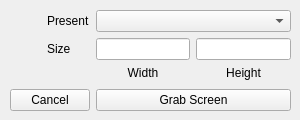
First picture: the form in simplewindow/panel.ui, repository tbigad/QTtrainingspace, before the edit.
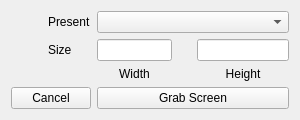
Second picture: the form after the edit.

Commit message: Resized from Panel does work

Patch:
```diff
--- a/simplewindow/panel.ui
+++ b/simplewindow/panel.ui
@@ -31,23 +31,61 @@
   <property name="windowTitle">
    <string>Form</string>
   </property>
-  <widget class="QWidget" name="layoutWidget">
-   <property name="geometry">
-    <rect>
-     <x>10</x>
-     <y>10</y>
-     <width>281</width>
-     <height>101</height>
-    </rect>
-   </property>
+  <layout class="QGridLayout" name="gridLayout_2">
+   <item row="0" column="0">
    <layout class="QGridLayout" name="gridLayout">
-    <property name="leftMargin">
-     <number>0</number>
-    </property>
-    <property name="spacing">
-     <number>6</number>
-    </property>
-    <item row="2" column="4">
+     <item row="0" column="0">
+      <spacer name="horizontalSpacer">
+       <property name="orientation">
+        <enum>Qt::Horizontal</enum>
+       </property>
+       <property name="sizeHint" stdset="0">
+        <size>
+         <width>8</width>
+         <height>20</height>
+        </size>
+       </property>
+      </spacer>
+     </item>
+     <item row="1" column="1">
+      <widget class="QLabel" name="label_2">
+       <property name="sizePolicy">
+        <sizepolicy hsizetype="Preferred" vsizetype="Preferred">
+         <horstretch>0</horstretch>
+         <verstretch>0</verstretch>
+        </sizepolicy>
+       </property>
+       <property name="locale">
+        <locale language="English" country="UnitedKingdom"/>
+       </property>
+       <property name="text">
+        <string>Size</string>
+       </property>
+       <property name="alignment">
+        <set>Qt::AlignLeading|Qt::AlignLeft|Qt::AlignVCenter</set>
+       </property>
+      </widget>
+     </item>
+     <item row="1" column="4">
+      <spacer name="horizontalSpacer_2">
+       <property name="orientation">
+        <enum>Qt::Horizontal</enum>
+       </property>
+       <property name="sizeHint" stdset="0">
+        <size>
+         <width>29</width>
+         <height>20</height>
+        </size>
+       </property>
+      </spacer>
+     </item>
+     <item row="1" column="5">
+      <widget class="QLineEdit" name="lineEdit_2"/>
+     </item>
+     <item row="1" column="2" colspan="2">
+      <widget class="QLineEdit" name="lineEdit"/>
+     </item>
+     <item row="2" column="5">
      <widget class="QLabel" name="label_4">
       <property name="layoutDirection">
        <enum>Qt::LeftToRight</enum>
@@ -63,7 +101,21 @@
       </property>
      </widget>
     </item>
-    <item row="0" column="2">
+     <item row="3" column="0" colspan="2">
+      <widget class="QPushButton" name="CancelButton">
+       <property name="text">
+        <string>Cancel</string>
+       </property>
+      </widget>
+     </item>
+     <item row="3" column="2" colspan="4">
+      <widget class="QPushButton" name="CropButton">
+       <property name="text">
+        <string>Grab Screen</string>
+       </property>
+      </widget>
+     </item>
+     <item row="0" column="1">
      <widget class="QLabel" name="label">
       <property name="sizePolicy">
        <sizepolicy hsizetype="Preferred" vsizetype="Preferred">
@@ -82,35 +134,10 @@
       </property>
      </widget>
     </item>
-    <item row="0" column="3" colspan="2">
+     <item row="0" column="2" colspan="4">
      <widget class="QComboBox" name="comboBox"/>
     </item>
-    <item row="1" column="2">
-     <widget class="QLabel" name="label_2">
-      <property name="sizePolicy">
-       <sizepolicy hsizetype="Preferred" vsizetype="Preferred">
-        <horstretch>0</horstretch>
-        <verstretch>0</verstretch>
-       </sizepolicy>
-      </property>
-      <property name="locale">
-       <locale language="English" country="UnitedKingdom"/>
-      </property>
-      <property name="text">
-       <string>Size</string>
-      </property>
-      <property name="alignment">
-       <set>Qt::AlignLeading|Qt::AlignLeft|Qt::AlignVCenter</set>
-      </property>
-     </widget>
-    </item>
-    <item row="1" column="3">
-     <widget class="QLineEdit" name="lineEdit"/>
-    </item>
-    <item row="1" column="4">
-     <widget class="QLineEdit" name="lineEdit_2"/>
-    </item>
-    <item row="2" column="3">
+     <item row="2" column="2" colspan="2">
      <widget class="QLabel" name="label_3">
       <property name="locale">
        <locale language="English" country="UnitedKingdom"/>
@@ -123,35 +150,9 @@
       </property>
      </widget>
     </item>
-    <item row="3" column="3" colspan="2">
-     <widget class="QPushButton" name="CropButton">
-      <property name="text">
-       <string>Grab Screen</string>
-      </property>
-     </widget>
-    </item>
-    <item row="0" column="1">
-     <spacer name="horizontalSpacer">
-      <property name="orientation">
-       <enum>Qt::Horizontal</enum>
-      </property>
-      <property name="sizeHint" stdset="0">
-       <size>
-        <width>40</width>
-        <height>20</height>
-       </size>
-      </property>
-     </spacer>
-    </item>
-    <item row="3" column="1" colspan="2">
-     <widget class="QPushButton" name="CancelButton">
-      <property name="text">
-       <string>Cancel</string>
-      </property>
-     </widget>
-    </item>
-   </layout>
-  </widget>
+    </layout>
+   </item>
+  </layout>
  </widget>
  <resources/>
  <connections/>
```
Lines whose indentation alone changed are shown as unchanged. The commit also changes 2 other files.
